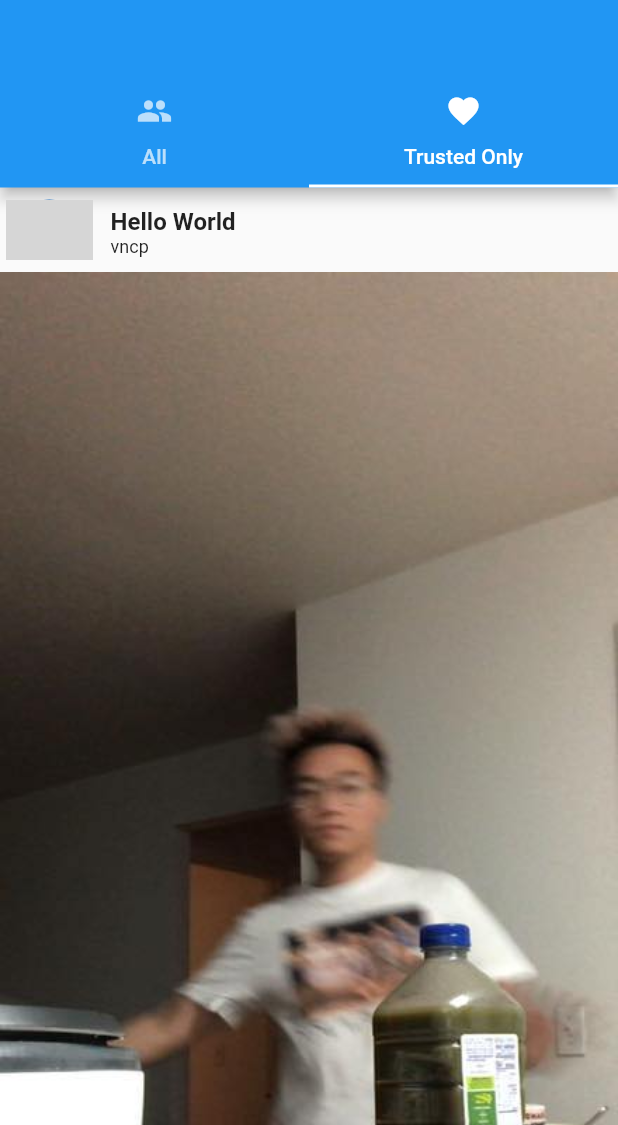
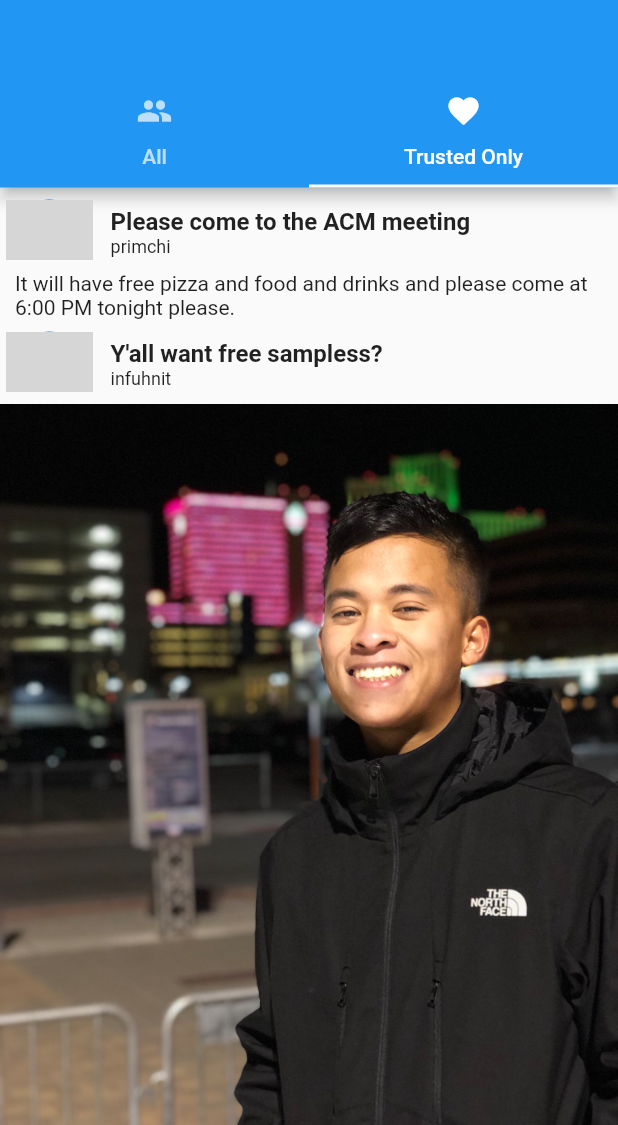
Before and after one commit to DyadSocial/dyad-mobile, a Flutter app: the FeedScreen screen opened directly, on a phone screen of 412 x 824 dp, the part 111-1236 px from its top. Run offline on Flutter 3.47's test engine with Material 2 defaults, Android fonts, the phone set to English and light mode, and no system bars; our stand-ins replace flutter_blue, geolocator, sqflite, url_strategy; missing offline and left inert: adaptive_navigation, path_to_regexp; accounts and stored records are empty; network calls fail; grey boxes are pictures that could not be loaded.

Commit message:
fix(post_tile): add padding to text posts
changed post order to show text changes

```diff
--- a/dyadapp/lib/src/utils/data/group.dart
+++ b/dyadapp/lib/src/utils/data/group.dart
@@ -15,6 +15,13 @@ final groupInstance = Group()
     biography: 'im strimmer!',
     profilePicture: NetworkImage(
         'https://scontent-sjc3-1.xx.fbcdn.net/v/t1.6435-9/122292494_3745393062147578_9171079194156674668_n.jpg?_nc_cat=107&ccb=1-5&_nc_sid=09cbfe&_nc_ohc=slQEMErmpZgAX-AUIuG&_nc_ht=scontent-sjc3-1.xx&oh=45f59b5c1286c2fae62f46c248fa6745&oe=61CBF6A2'),
+  )
+  ..addUser(
+    username: 'primchi',
+    nickname: 'prim',
+    biography: 'I am ACM leader',
+    profilePicture: NetworkImage(
+        'https://scontent-sjc3-1.xx.fbcdn.net/v/t1.6435-9/102380597_1514900362022644_5290959128538387371_n.jpg?_nc_cat=105&ccb=1-5&_nc_sid=09cbfe&_nc_ohc=XX21z4bwB1cAX87haow&_nc_ht=scontent-sjc3-1.xx&oh=2f05cc1801cb3c32196dc289e7e5ce80&oe=61D0E951'),
   )
   ..addUser(
     username: 'wavy_gooby',
--- a/dyadapp/lib/src/utils/data/post_cache.dart
+++ b/dyadapp/lib/src/utils/data/post_cache.dart
@@ -6,15 +6,10 @@ import 'package:dyadapp/src/utils/data/post.dart';
 final postCacheInstance = PostCache()
   ..addPost(
     post: Post(
-      'Hello World',
-      'This is some good content chat',
-      'vncp',
+      'Please come to the ACM meeting',
+      'It will have free pizza and food and drinks and please come at 6:00 PM tonight please.',
+      'primchi',
       DateTime(2017, 9, 7, 17, 30),
-      image: Image.asset(
-        'assets/images/vincent.png',
-        fit: BoxFit.fitWidth,
-        alignment: Alignment.center,
-      ),
     ),
   )
   ..addPost(
@@ -32,6 +27,19 @@ final postCacheInstance = PostCache()
   )
   ..addPost(
     post: Post(
+      'Hello World',
+      'This is some good content chat',
+      'vncp',
+      DateTime(2017, 9, 7, 17, 30),
+      image: Image.asset(
+        'assets/images/vincent.png',
+        fit: BoxFit.fitWidth,
+        alignment: Alignment.center,
+      ),
+    ),
+  )
+  ..addPost(
+    post: Post(
       "Music Drop",
       'Check out hot fresh single',
       'wavy_gooby',
@@ -41,14 +49,6 @@ final postCacheInstance = PostCache()
         fit: BoxFit.fitWidth,
         alignment: FractionalOffset.topCenter,
       ),
-    ),
-  )
-  ..addPost(
-    post: Post(
-      "Yo",
-      'This is text thats suppsed to show please',
-      'wavy_gooby',
-      DateTime(2021, 10, 2, 1, 24),
     ),
   );
 
--- a/dyadapp/lib/src/widgets/post_tile.dart
+++ b/dyadapp/lib/src/widgets/post_tile.dart
@@ -28,7 +28,12 @@ class PostTile extends StatelessWidget {
           author: author,
           profilePicture: profilePicture,
         ),
-        Center(child: image ?? Text(content)),
+        Center(
+            child: image ??
+                Padding(
+                  padding: const EdgeInsets.symmetric(horizontal: 10),
+                  child: Text(content),
+                )),
       ],
     );
   }
```
